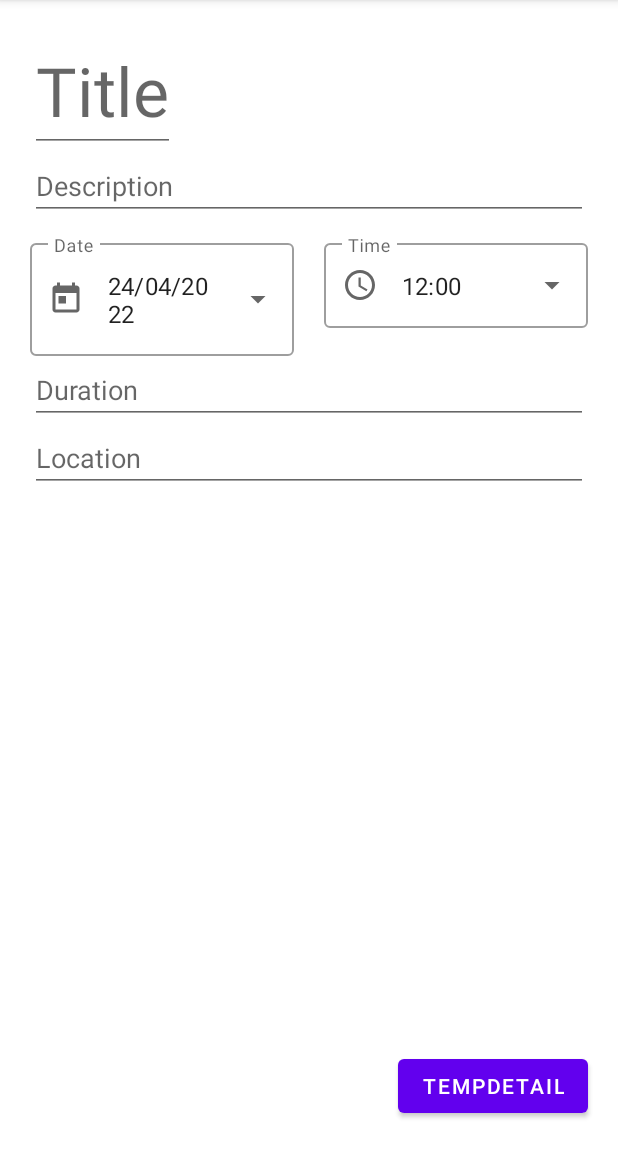
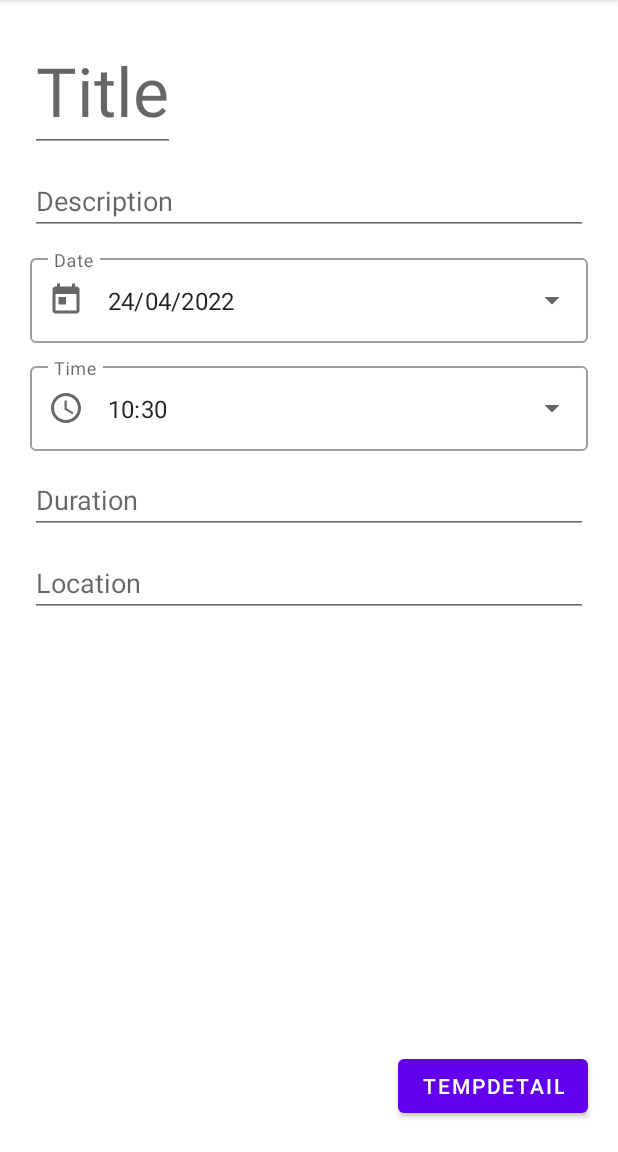
Before and after one commit to francescofiorella/time_banking, an Android app: the TimeSlotEditFragment screen opened through its navigation route, on a phone screen of 412 x 824 dp, the part 84-1236 px from its top. Run offline under Robolectric (Android 15) with nearby library versions, the phone set to English and light mode, and no system bars; our stand-ins replace data binding, navigation-ui.

Commit message:
timepicker added

```diff
--- a/app/src/main/java/com/polito/timebanking/TimeSlotEditFragment.kt
+++ b/app/src/main/java/com/polito/timebanking/TimeSlotEditFragment.kt
@@ -9,12 +9,14 @@ import androidx.fragment.app.Fragment
 import androidx.navigation.fragment.findNavController
 import com.polito.timebanking.databinding.FragmentTimeSlotEditBinding
 import com.polito.timebanking.utils.DatePickerButton
+import com.polito.timebanking.utils.TimePickerButton
 
 class TimeSlotEditFragment: Fragment(R.layout.fragment_time_slot_edit) {
 
     private lateinit var binding: FragmentTimeSlotEditBinding
-    // custom datePicker
+    // custom date and time pickers
     private lateinit var datePickerBtn: DatePickerButton
+    private lateinit var timePickerButton: TimePickerButton
 
     override fun onCreateView(
         inflater: LayoutInflater,
@@ -46,5 +48,17 @@ class TimeSlotEditFragment: Fragment(R.layout.fragment_time_slot_edit) {
                 viewModel.dateString = dateString*/
             }
         }
+
+        // init timePicker
+        timePickerButton = object : TimePickerButton(
+            binding.timeTextInputLayout,
+            binding.timeAutoCompleteTV,
+            requireActivity()
+        ) {
+            override fun onPositiveBtnClickListener() {
+                super.onPositiveBtnClickListener()
+                // do things
+            }
+        }
     }
 }
--- a/app/src/main/java/com/polito/timebanking/utils/FormatUtils.kt
+++ b/app/src/main/java/com/polito/timebanking/utils/FormatUtils.kt
@@ -2,19 +2,11 @@ package com.polito.timebanking.utils
 
 fun dateToString(dayOfMonth: Int?, month: Int?, year: Int?): String? {
     var formattedDate: String? = null
-    dayOfMonth?.let { day ->
-        month?.let { month ->
-            year?.let { year ->
-                val dayString: String = if (day < 10) {
-                    "0$day"
-                } else {
-                    day.toString()
-                }
-                val monthString: String = if (month < 10) {
-                    "0$month"
-                } else {
-                    month.toString()
-                }
+    dayOfMonth?.let {
+        month?.let {
+            year?.let {
+                val dayString = if (dayOfMonth < 10) "0$dayOfMonth" else dayOfMonth.toString()
+                val monthString = if (month < 10) "0$month" else month.toString()
                 formattedDate = "$dayString/$monthString/$year"
             }
         }
@@ -22,3 +14,15 @@ fun dateToString(dayOfMonth: Int?, month: Int?, year: Int?): String? {
 
     return formattedDate
 }
+
+fun timeToString(hour: Int?, minute: Int?): String? {
+    var formattedTime: String? = null
+    hour?.let {
+        minute?.let {
+            val hourString = if (hour < 10) "0$hour" else hour.toString()
+            val minuteString = if (minute < 10) "0$minute" else minute.toString()
+            formattedTime = "$hourString:$minuteString"
+        }
+    }
+    return formattedTime
+}
--- /dev/null
+++ b/app/src/main/java/com/polito/timebanking/utils/TimePickerButton.kt
@@ -0,0 +1,84 @@
+package com.polito.timebanking.utils
+
+import android.view.View
+import android.widget.AutoCompleteTextView
+import androidx.fragment.app.FragmentActivity
+import com.google.android.material.datepicker.MaterialDatePicker
+import com.google.android.material.textfield.TextInputLayout
+import com.google.android.material.timepicker.MaterialTimePicker
+import com.google.android.material.timepicker.TimeFormat
+import java.sql.Time
+import java.time.LocalDate
+import java.time.LocalTime
+import java.util.*
+
+open class TimePickerButton(
+    private val layout: TextInputLayout,
+    private val textView: AutoCompleteTextView,
+    private val context: FragmentActivity
+) {
+    companion object {
+        private const val TIME_PICKER_TAG: String = "TIME_PICKER"
+        private const val TIME_PICKER_TITLE: String = "Seleziona l'ora"
+    }
+
+    private val listener = View.OnClickListener {
+        val calendar = Calendar.getInstance()
+        val builder = MaterialTimePicker.Builder()
+        builder.setTimeFormat(TimeFormat.CLOCK_24H)
+        builder.setHour(calendar.get(Calendar.HOUR_OF_DAY))
+        builder.setMinute(calendar.get(Calendar.MINUTE))
+        builder.setTitleText(TIME_PICKER_TITLE)
+        val materialTimePicker = builder.build()
+
+        showTimePicker(materialTimePicker)
+    }
+
+    var hour: Int? = null
+        set(value) {
+            field = value
+            textView.setText(timeString)
+        }
+
+    var minute: Int? = null
+        set(value) {
+            field = value
+            textView.setText(timeString)
+        }
+
+    val timeString: String?
+        get() {
+            return timeToString(hour, minute)
+        }
+
+    init {
+        hour = LocalTime.now().hour
+        minute = LocalTime.now().minute
+
+        setOnClickListener()
+    }
+
+    private fun setOnClickListener() {
+        layout.setEndIconOnClickListener(listener)
+        textView.setOnClickListener(listener)
+    }
+
+    private fun removeOnClickListener() {
+        layout.setEndIconOnClickListener(listener)
+        textView.setOnClickListener(null)
+    }
+
+    private fun showTimePicker(materialTimePicker: MaterialTimePicker) {
+        if (!materialTimePicker.isAdded) {
+            materialTimePicker.show(context.supportFragmentManager, TIME_PICKER_TAG)
+            materialTimePicker.addOnPositiveButtonClickListener {
+                hour = materialTimePicker.hour
+                minute = materialTimePicker.minute
+
+                onPositiveBtnClickListener()
+            }
+        }
+    }
+
+    open fun onPositiveBtnClickListener() {}
+}
--- a/app/src/main/res/layout/fragment_time_slot_edit.xml
+++ b/app/src/main/res/layout/fragment_time_slot_edit.xml
@@ -12,8 +12,9 @@
             android:id="@+id/title_et"
             android:layout_width="wrap_content"
             android:layout_height="wrap_content"
-            android:layout_margin="20dp"
-            android:hint="Title"
+            android:layout_marginHorizontal="20dp"
+            android:layout_marginTop="20dp"
+            android:hint="@string/title"
             android:importantForAutofill="no"
             android:inputType="text|textCapSentences"
             android:textAppearance="@style/TextAppearance.AppCompat.Display2"
@@ -25,7 +26,8 @@
             android:layout_width="match_parent"
             android:layout_height="wrap_content"
             android:layout_marginHorizontal="20dp"
-            android:hint="Description"
+            android:layout_marginTop="10dp"
+            android:hint="@string/description"
             android:importantForAutofill="no"
             android:inputType="text|textCapSentences"
             app:layout_constraintEnd_toEndOf="parent"
@@ -35,15 +37,14 @@
         <com.google.android.material.textfield.TextInputLayout
             android:id="@+id/date_textInputLayout"
             style="@style/Widget.MaterialComponents.TextInputLayout.OutlinedBox.ExposedDropdownMenu"
-            android:layout_width="0dp"
+            android:layout_width="match_parent"
             android:layout_height="wrap_content"
-            android:layout_marginVertical="10dp"
-            android:layout_marginStart="20dp"
-            android:layout_marginEnd="10dp"
-            android:hint="Date"
+            android:layout_marginHorizontal="20dp"
+            android:layout_marginTop="10dp"
+            android:hint="@string/date"
             android:labelFor="@id/date_auto_complete_TV"
             app:endIconDrawable="@drawable/ic_arrow_drop_down"
-            app:layout_constraintEnd_toStartOf="@id/time_textInputLayout"
+            app:layout_constraintEnd_toEndOf="parent"
             app:layout_constraintStart_toStartOf="parent"
             app:layout_constraintTop_toBottomOf="@id/description_et"
             app:startIconDrawable="@drawable/ic_today">
@@ -53,7 +54,6 @@
                 android:layout_width="match_parent"
                 android:layout_height="wrap_content"
                 android:inputType="none"
-                android:text="01/01/2000"
                 tools:text="01/01/2000" />
 
         </com.google.android.material.textfield.TextInputLayout>
@@ -61,17 +61,16 @@
         <com.google.android.material.textfield.TextInputLayout
             android:id="@+id/time_textInputLayout"
             style="@style/Widget.MaterialComponents.TextInputLayout.OutlinedBox.ExposedDropdownMenu"
-            android:layout_width="0dp"
+            android:layout_width="match_parent"
             android:layout_height="wrap_content"
-            android:layout_marginVertical="10dp"
-            android:layout_marginEnd="20dp"
-            android:layout_marginStart="10dp"
-            android:hint="Time"
-            app:layout_constraintStart_toEndOf="@id/date_textInputLayout"
+            android:layout_marginHorizontal="20dp"
+            android:layout_marginTop="10dp"
+            android:hint="@string/time"
             android:labelFor="@id/date_auto_complete_TV"
             app:endIconDrawable="@drawable/ic_arrow_drop_down"
             app:layout_constraintEnd_toEndOf="parent"
-            app:layout_constraintTop_toBottomOf="@id/description_et"
+            app:layout_constraintStart_toStartOf="parent"
+            app:layout_constraintTop_toBottomOf="@id/date_textInputLayout"
             app:startIconDrawable="@drawable/ic_access_time">
 
             <com.google.android.material.textfield.MaterialAutoCompleteTextView
@@ -89,19 +88,21 @@
             android:layout_width="match_parent"
             android:layout_height="wrap_content"
             android:layout_marginHorizontal="20dp"
-            android:hint="Duration"
+            android:layout_marginTop="10dp"
+            android:hint="@string/duration"
             android:importantForAutofill="no"
             android:inputType="number"
             app:layout_constraintEnd_toEndOf="parent"
             app:layout_constraintStart_toStartOf="parent"
-            app:layout_constraintTop_toBottomOf="@id/date_textInputLayout" />
+            app:layout_constraintTop_toBottomOf="@id/time_textInputLayout" />
 
         <EditText
             android:id="@+id/location_et"
             android:layout_width="match_parent"
             android:layout_height="wrap_content"
             android:layout_marginHorizontal="20dp"
-            android:hint="Location"
+            android:layout_marginTop="10dp"
+            android:hint="@string/location"
             android:importantForAutofill="no"
             android:inputType="text|textCapSentences"
             app:layout_constraintEnd_toEndOf="parent"
--- a/app/src/main/res/values/strings.xml
+++ b/app/src/main/res/values/strings.xml
@@ -26,4 +26,10 @@
     <string name="edit_photo_menu_take_image_title">Use the camera to take a picture</string>
     <string name="toolbar_menu_edit_description">Edit Menu</string>
     <string name="toolbar_menu_edit_title">Edit</string>
+    <string name="title">Title</string>
+    <string name="description">Description</string>
+    <string name="date">Date</string>
+    <string name="time">Time</string>
+    <string name="duration">Duration</string>
+    <string name="location">Location</string>
 </resources>
```
